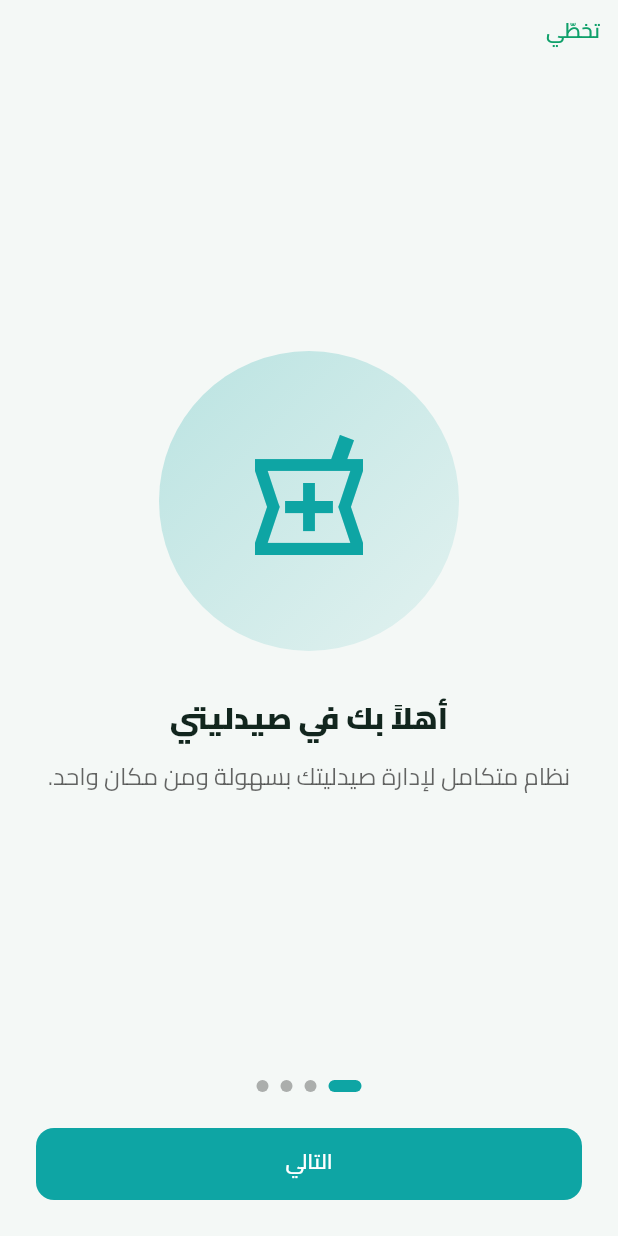
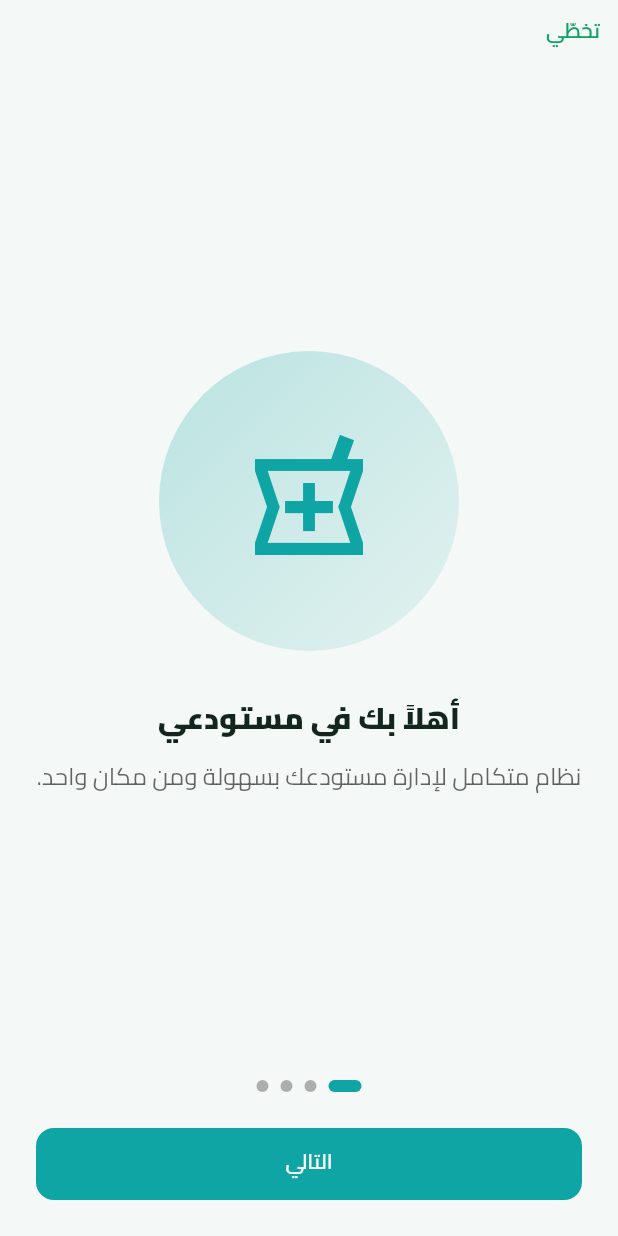
Before and after one commit to alabbasaswadd/Mustaudaei_windows, a Flutter app: the screen it shows after launch, on a phone screen of 412 x 824 dp. Run offline on Flutter 3.47's test engine with Material 3 defaults, Android fonts, the phone set to English and light mode, and no system bars; our stand-ins replace connectivity_plus, dio, drift, drift_flutter, fl_chart, flutter_riverpod and 9 more; missing offline and left inert: screen_retriever, trina_grid, tutorial_coach_mark, window_manager; accounts and stored records are empty; generated files the repository leaves out were written again; network calls fail.

Commit message:
feat: Rename app from "صيدليتي" to "مستودعي" across the codebase
- Updated app name and description in pubspec.yaml
- Changed manifest placeholders in build.gradle.kts for app label
- Modified various UI texts and constants to reflect the new app name
- Updated PDF generation and sharing texts
- Changed icons and images to match the new branding
- Adjusted onboarding and tutorial texts accordingly
- Updated installer and resource files for consistency

```diff
--- a/lib/app/shell/widgets/desktop_sidebar.dart
+++ b/lib/app/shell/widgets/desktop_sidebar.dart
@@ -600,14 +600,14 @@ class _SidebarHeader extends StatelessWidget {
                       borderRadius: AppRadius.brSm,
                     ),
                     child: const Icon(
-                      Icons.local_pharmacy,
+                      Icons.warehouse,
                       color: Colors.white,
                       size: 13,
                     ),
                   ),
                   const SizedBox(width: AppSpacing.sm),
                   Text(
-                    'صيدليتي',
+                    'مستودعي',
                     style: theme.textTheme.titleSmall?.copyWith(
                       fontWeight: FontWeight.w700,
                       color: theme.colorScheme.primary,
--- a/lib/core/constants/app_constants.dart
+++ b/lib/core/constants/app_constants.dart
@@ -4,7 +4,7 @@
 abstract final class AppConstants {
   const AppConstants._();
 
-  static const String appName = 'صيدليتي';
+  static const String appName = 'مستودعي';
 
   /// Default network timeouts, shared by the Dio factory.
   static const Duration connectTimeout = Duration(seconds: 20);
--- a/lib/core/constants/app_strings.dart
+++ b/lib/core/constants/app_strings.dart
@@ -8,7 +8,7 @@ abstract final class AppStrings {
   const AppStrings._();
 
   // App
-  static const String appName = 'صيدليتي';
+  static const String appName = 'مستودعي';
   static const String homeTitle = 'الرئيسية';
   static const String sectionsTitle = 'التقارير';
   static const String homeGreeting = 'أهلاً بك';
@@ -16,7 +16,7 @@ abstract final class AppStrings {
 
   // Bottom navigation tabs
   static const String tabHome = 'التقارير';
-  static const String tabProducts = 'أدويتي';
+  static const String tabProducts = 'المواد';
   static const String tabSales = 'المبيعات';
   static const String tabMore = 'المزيد';
 
@@ -214,28 +214,28 @@ abstract final class AppStrings {
 
   // Auth
   static const String login = 'تسجيل الدخول';
-  static const String loginWelcome = 'مرحباً حكيم';
+  static const String loginWelcome = 'مرحباً بك';
   static const String signIn = 'دخول';
   static const String email = 'البريد الإلكتروني';
   static const String password = 'كلمة المرور';
-  static const String appTagline = 'نظام إدارة الصيدلية';
+  static const String appTagline = 'نظام إدارة مستودع الأدوية';
   static const String registerTitle = 'إنشاء حساب';
   static const String registerCta = 'إنشاء الحساب';
-  static const String registerWelcome = 'أنشئ حساب صيدليتك';
+  static const String registerWelcome = 'أنشئ حساب مستودعك';
   static const String emailOrPhone = 'البريد الإلكتروني أو رقم الهاتف';
   static const String phoneField = 'رقم الهاتف';
-  static const String pharmacyNameField = 'اسم الصيدلية';
+  static const String pharmacyNameField = 'اسم المستودع';
   static const String userNameOptional = 'اسم المستخدم (اختياري)';
   static const String emailOptional = 'البريد الإلكتروني (اختياري)';
-  static const String registerSubtitle = 'أنشئ حساب صيدليتك في دقيقة';
+  static const String registerSubtitle = 'أنشئ حساب مستودعك في دقيقة';
   static const String currencyCannotChange =
       'تنبيه: لا يمكن تغيير العملة الأساسية بعد إنشاء الحساب.';
   static const String accountTitle = 'الحساب الشخصي';
 
   // صفحات التعريف (intro)
   static const String introStart = 'ابدأ الآن';
-  static const String intro1Title = 'أهلاً بك في صيدليتي';
-  static const String intro1Body = 'نظام متكامل لإدارة صيدليتك بسهولة ومن مكان واحد.';
+  static const String intro1Title = 'أهلاً بك في مستودعي';
+  static const String intro1Body = 'نظام متكامل لإدارة مستودعك بسهولة ومن مكان واحد.';
   static const String intro2Title = 'نقطة بيع سريعة';
   static const String intro2Body = 'بِع بمسح الباركود وأصدر الفواتير في ثوانٍ.';
   static const String intro3Title = 'مخزون وتقارير ذكية';
@@ -272,7 +272,7 @@ abstract final class AppStrings {
 
   // Settings — general section
   static const String generalSettings = 'إعدادات عامة';
-  static const String pharmacyName = 'اسم الصيدلية';
+  static const String pharmacyName = 'اسم المستودع';
   static const String notSet = 'غير محدد';
   static const String changeWarehouse = 'تغيير المستودع';
   static const String changeWarehouseSoon =
@@ -543,8 +543,8 @@ abstract final class AppStrings {
   static const String aboutApp = 'معلومات عنا';
   static const String aboutWhoTitle = 'من نحن';
   static const String aboutBody =
-      '«صيدليتي» تطبيق عربي صُمّم خصيصاً لتسهيل إدارة الصيدلية: بيع أسرع، مخزون '
-      'دقيق، وقرارات أوضح. نطوّره باستمرار بالإنصات لاحتياجات الصيادلة.';
+      '«مستودعي» تطبيق عربي صُمّم خصيصاً لتسهيل إدارة مستودع الأدوية: توزيع أسرع، مخزون '
+      'دقيق، وقرارات أوضح. نطوّره باستمرار بالإنصات لاحتياجات مديري المستودعات.';
   static const String aboutPartnerWith = 'بالشراكة مع';
   static const String aboutPartnerBody =
       'نفخر بشراكتنا مع CodeTech، شركة متخصّصة في تطوير البرمجيات والحلول الرقمية.';
--- a/lib/features/catalog/presentation/medicine_pdf.dart
+++ b/lib/features/catalog/presentation/medicine_pdf.dart
@@ -62,7 +62,7 @@ Future<Uint8List> buildMedicinePdf(
               pw.Column(
                 crossAxisAlignment: pw.CrossAxisAlignment.start,
                 children: [
-                  pw.Text('صيدليتي',
+                  pw.Text('مستودعي',
                       style: pw.TextStyle(font: bold, fontSize: 22, color: PdfColors.white)),
                   pw.Text('بطاقة دواء من الكاتلوغ',
                       style: pw.TextStyle(
@@ -130,7 +130,7 @@ Future<Uint8List> buildMedicinePdf(
             pw.Column(
               crossAxisAlignment: pw.CrossAxisAlignment.start,
               children: [
-                pw.Text('صيدليتي — إدارة صيدلية ذكية',
+                pw.Text('مستودعي — إدارة مستودع أدوية ذكية',
                     style: pw.TextStyle(font: bold, fontSize: 10, color: _brand)),
                 pw.Text('امسح الرمز لزيارة موقعنا: codetechsyria.com/saydaliati',
                     style: const pw.TextStyle(fontSize: 9, color: PdfColors.grey700)),
--- a/lib/features/catalog/presentation/medicine_share.dart
+++ b/lib/features/catalog/presentation/medicine_share.dart
@@ -20,7 +20,7 @@ Future<void> shareMedicineAsImage(GlobalKey boundaryKey, String name) async {
   final data = await image.toByteData(format: ui.ImageByteFormat.png);
   if (data == null) return;
   final bytes = data.buffer.asUint8List();
-  const text = 'بطاقة دواء — صيدليتي';
+  const text = 'بطاقة دواء — مستودعي';
   if (kIsWeb) {
     await Share.shareXFiles(
       [XFile.fromData(bytes, name: 'medicine.png', mimeType: 'image/png')],
--- a/lib/features/catalog/presentation/pages/catalog_detail_page.dart
+++ b/lib/features/catalog/presentation/pages/catalog_detail_page.dart
@@ -43,7 +43,7 @@ class _CatalogDetailPageState extends ConsumerState<CatalogDetailPage> {
             ListTile(
               leading: const Icon(Icons.picture_as_pdf_outlined),
               title: const Text('مشاركة كملف PDF'),
-              subtitle: const Text('الدواء + البدائل مع هوية صيدليتي ورمز الموقع'),
+              subtitle: const Text('الدواء + البدائل مع هوية مستودعي ورمز الموقع'),
               onTap: () => Navigator.pop(ctx, 'pdf'),
             ),
           ],
@@ -137,7 +137,7 @@ class _CatalogDetailPageState extends ConsumerState<CatalogDetailPage> {
             crossAxisAlignment: CrossAxisAlignment.start,
             mainAxisSize: MainAxisSize.min,
             children: [
-              Text('صيدليتي',
+              Text('مستودعي',
                   style: theme.textTheme.titleMedium?.copyWith(
                       fontWeight: FontWeight.bold, color: theme.colorScheme.primary)),
               Text('بطاقة دواء من الكاتلوغ',
--- a/lib/features/onboarding/presentation/welcome_tour.dart
+++ b/lib/features/onboarding/presentation/welcome_tour.dart
@@ -126,8 +126,8 @@ class _FeaturesDialog extends StatelessWidget {
     final theme = Theme.of(context);
 
     return _TourDialog(
-      icon: Icons.local_pharmacy_outlined,
-      title: 'أهلاً بك في صيدليتي',
+      icon: Icons.warehouse_outlined,
+      title: 'أهلاً بك في مستودعي',
       subtitle: 'لمحة سريعة عمّا يقدّمه البرنامج — أقل من دقيقة.',
       body: Column(
         crossAxisAlignment: CrossAxisAlignment.start,
--- a/lib/features/tutorials/presentation/tutorials_page.dart
+++ b/lib/features/tutorials/presentation/tutorials_page.dart
@@ -73,7 +73,7 @@ class _Header extends StatelessWidget {
             child: Column(
               crossAxisAlignment: CrossAxisAlignment.start,
               children: [
-                Text('تعلّم صيدليتي خطوة بخطوة',
+                Text('تعلّم مستودعي خطوة بخطوة',
                     style: TextStyle(
                         color: Colors.white,
                         fontSize: 20,
--- a/pubspec.yaml
+++ b/pubspec.yaml
@@ -1,5 +1,5 @@
 name: saydaliati
-description: "صيدليتي — تطبيق إدارة صيدلية (نقطة بيع ومخزون)."
+description: "مستودعي — تطبيق إدارة مستودع الأدوية (نقطة بيع ومخزون)."
 publish_to: 'none'
 version: 1.2.1+16
 
```
Also changed, not shown: lib/main.dart (+23 -13 lines), .claude/settings.local.json, assets/icon/app_icon.png, 41 other files.
